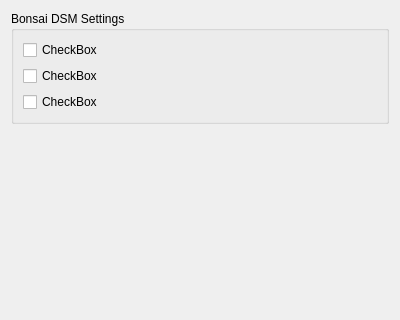
soumagne/icarus, file bonsai/pqBonsaiDsmPanel.ui: the form before one commit; both pictures show x 0 to 400 and y 0 to 320 of the 400 by 526 pixel window.
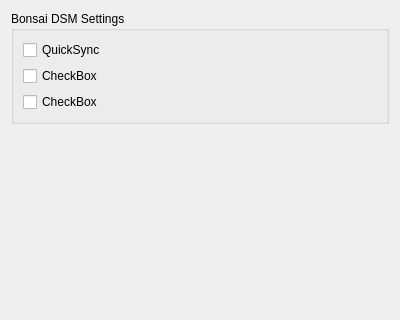
The form after the commit.

Patch:
```diff
--- a/bonsai/pqBonsaiDsmPanel.ui
+++ b/bonsai/pqBonsaiDsmPanel.ui
@@ -33,7 +33,7 @@
       <item row="0" column="0">
        <widget class="QCheckBox" name="checkBox">
         <property name="text">
-         <string>CheckBox</string>
+         <string>QuickSync</string>
         </property>
        </widget>
       </item>
```
Left out of the diff: 2 changed lines with no effect on the pictures.
